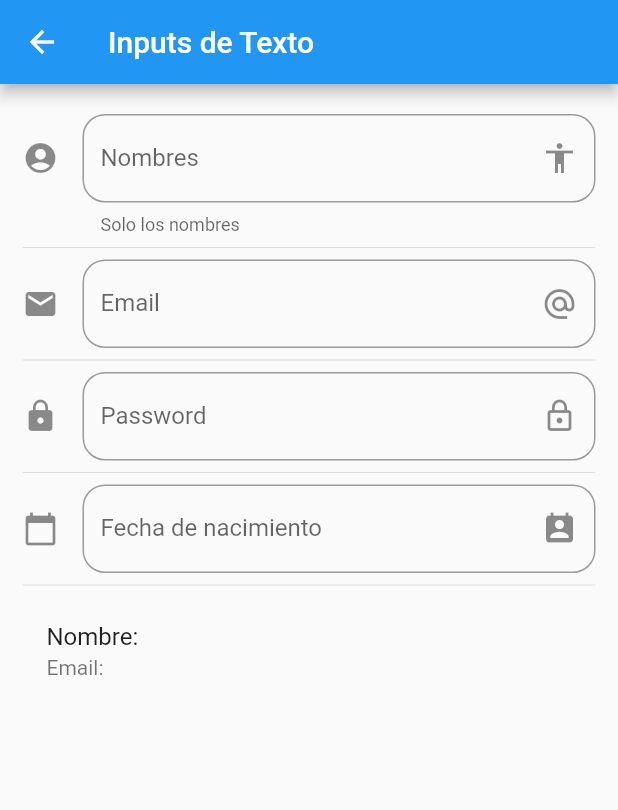
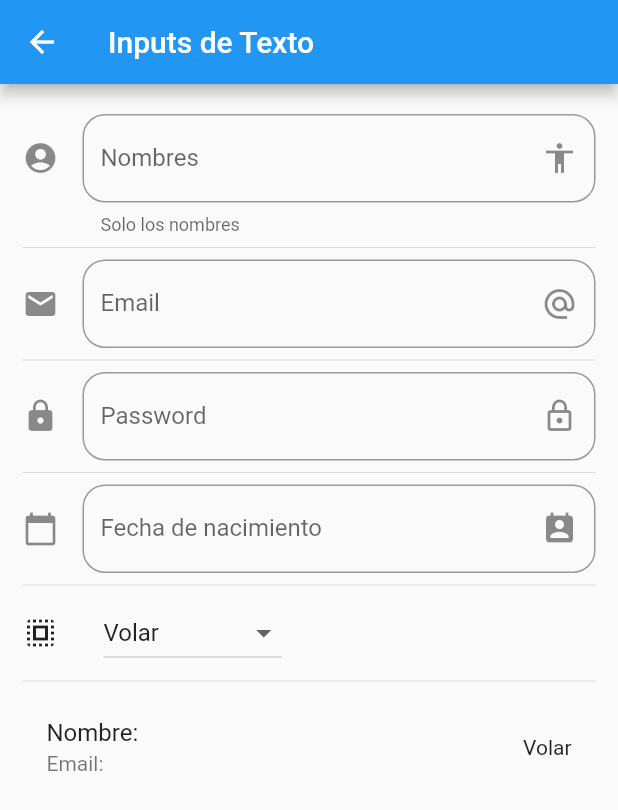
Before and after one commit to JSFranco07/Componentes, a Flutter app: the screen it shows after launch, after a tap on "Inputs", on a phone screen of 412 x 824 dp. Shown: the top 810 px of the screen. Run offline on Flutter 3.47's test engine with Material 2 defaults, Android fonts, the phone set to English and light mode, and no system bars; network calls fail.

Commit message:
2020-01-16

```diff
--- a/data/menu_opts.json
+++ b/data/menu_opts.json
@@ -25,6 +25,11 @@
             "ruta" : "inputs",
             "icon" : "input",
             "texto": "Inputs"
+        },
+        {
+            "ruta" : "slider",
+            "icon" : "tune",
+            "texto": "Sliders"
         }
     ]
 }
--- a/lib/main.dart
+++ b/lib/main.dart
@@ -1,5 +1,6 @@
 import 'package:flutter/material.dart';
 
+import 'package:flutter_localizations/flutter_localizations.dart';
 import 'package:componentes/src/routes/routes.dart';
 // import 'package:componentes/src/pages/card_page.dart';
 //import 'package:componentes/src/pages/home_temp.dart';
@@ -12,6 +13,20 @@ class MyApp extends StatelessWidget {
     return MaterialApp(
       title: 'Componentes App',
       debugShowCheckedModeBanner: false,
+
+      //Agregar diferentes idiomas
+      localizationsDelegates: [
+        // ... app-specific localization delegate[s] here
+        GlobalMaterialLocalizations.delegate,
+        GlobalWidgetsLocalizations.delegate,
+
+      ],
+
+      supportedLocales: [
+        const Locale('en', 'US'), // English
+        const Locale('es', 'ES'), // Spanish
+      ],
+
       // home: HomePage()
       initialRoute: '/',
       routes: getAplicationPage(),
--- a/lib/src/pages/input_page.dart
+++ b/lib/src/pages/input_page.dart
@@ -10,6 +10,10 @@ class _InputPageState extends State<InputPage> {
   String _nombre = '';
   String _email = '';
   String _fecha = '';
+  String _opcionSeleccionada = 'Volar';
+
+  List<String> _poderes = ['Volar', 'Vision Laser', 'Super Fuerza', 'Super Aliento'];
+
   TextEditingController _inputFieldDate = new TextEditingController();
 
   @override
@@ -28,6 +32,8 @@ class _InputPageState extends State<InputPage> {
           _crearPassword(),
           Divider(),
           _crearFecha( context ),
+          Divider(),
+          _crearDropdwon(),
           Divider(),
           _crearPersona(),
         ],
@@ -124,6 +130,7 @@ class _InputPageState extends State<InputPage> {
       initialDate: new DateTime.now(),
       firstDate: new DateTime(2018),
       lastDate: new DateTime(2025),
+      locale: Locale('es', 'ES')
     );
 
     if(picked != null){
@@ -134,14 +141,41 @@ class _InputPageState extends State<InputPage> {
     }
   }
 
+  List<DropdownMenuItem<String>> getOpciones (){
+
+    List<DropdownMenuItem<String>> lista = new List();
+
+    _poderes.forEach((poder){
+      lista.add(DropdownMenuItem(
+        child: Text(poder),
+        value: poder,
+      ));
+    });
+
+    return lista;
+  }
+
+  Widget _crearDropdwon() {
+
+    return Row(
+      children: <Widget>[
+        Icon(Icons.select_all),
+        SizedBox(width: 30.0,),
+        DropdownButton(
+          value: _opcionSeleccionada,
+          items: getOpciones(),
+          onChanged: (opt){
+            setState(() {
+              _opcionSeleccionada = opt;
+            });
+          },
+        )
+      ],
+    );
 
 
 
-
-
-
-
-
+  }
 
 
 
@@ -149,7 +183,9 @@ class _InputPageState extends State<InputPage> {
     return ListTile(
       title: Text('Nombre: $_nombre'),
       subtitle: Text('Email: $_email'),
+      trailing: Text(_opcionSeleccionada),
     );
   }
 
+
 }
--- a/lib/src/routes/routes.dart
+++ b/lib/src/routes/routes.dart
@@ -6,6 +6,7 @@ import 'package:componentes/src/pages/card_page.dart';
 import 'package:componentes/src/pages/home_page.dart';
 import 'package:componentes/src/pages/animated_container.dart';
 import 'package:componentes/src/pages/input_page.dart';
+import 'package:componentes/src/pages/slider_page.dart';
 
 Map<String, WidgetBuilder> getAplicationPage() {
   return <String, WidgetBuilder>{
@@ -15,5 +16,6 @@ Map<String, WidgetBuilder> getAplicationPage() {
     'card'   : (BuildContext context) => CardPage(),
     'animatedContainer' : (BuildContext context) => AnimatedContainerPage(),
     'inputs' : (BuildContext context) => InputPage(),
+    'slider' : (BuildContext context) => SliderPage(),
   };
 }
--- a/lib/src/utils/icono_string_util.dart
+++ b/lib/src/utils/icono_string_util.dart
@@ -6,6 +6,7 @@ final _icons = <String, IconData> {
   'folder_open'   : Icons.folder_open,
   'donut_large'   : Icons.donut_large,
   'input'         : Icons.input,
+  'tune'          : Icons.list,
 };
 
 Icon getIcon (String nombreIcono){
--- a/pubspec.yaml
+++ b/pubspec.yaml
@@ -19,6 +19,11 @@ environment:
 dependencies:
   flutter:
     sdk: flutter
+
+  flutter_localizations:
+    sdk: flutter
+
+  flutter_cupertino_localizations: ^1.0.1
 
   # The following adds the Cupertino Icons font to your application.
   # Use with the CupertinoIcons class for iOS style icons.
```
Also changed, not shown: lib/src/pages/slider_page.dart (added, +56 -0 lines), pubspec.lock.
